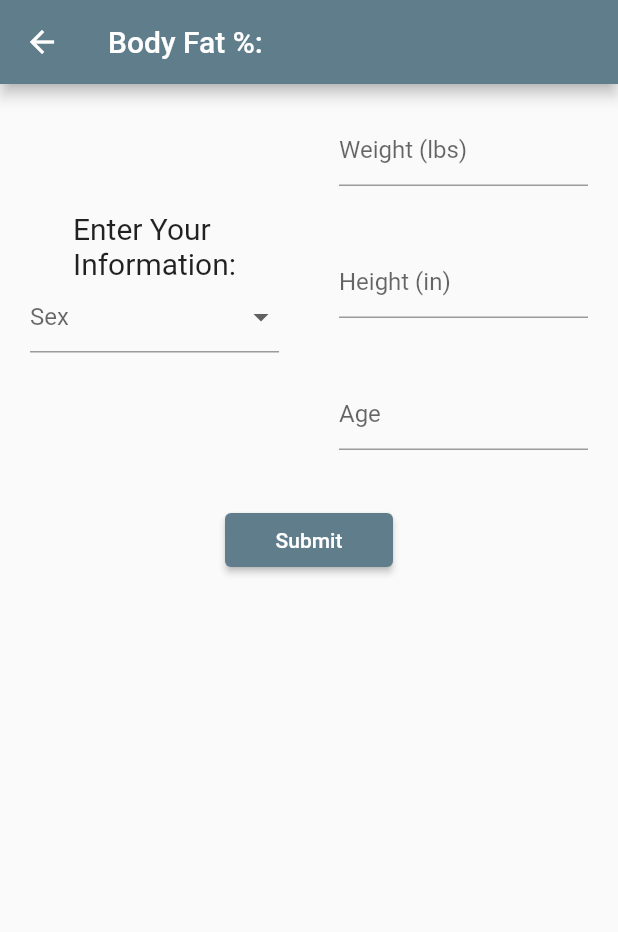
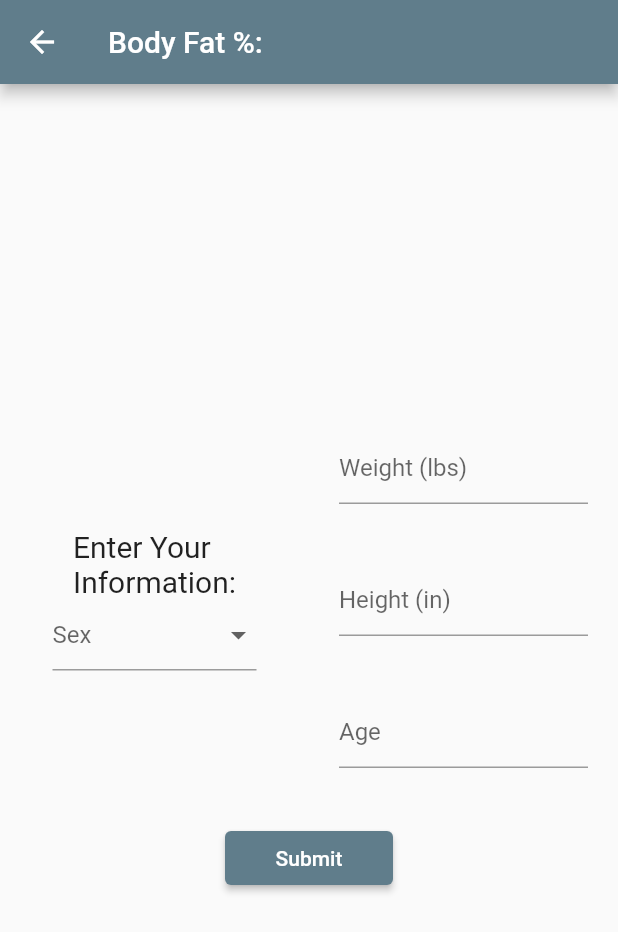
Before and after one commit to mikeraymond7/GitFit, a Flutter app: the BfpPage screen opened directly, on a phone screen of 412 x 824 dp. Shown: the top 932 px of the screen. Run offline on Flutter 3.47's test engine with Material 2 defaults, Android fonts, the light colour scheme and no system bars; our stand-ins replace sqflite; accounts and stored records are empty.

Commit message:
Minor Alignment Fixes

```diff
--- a/lib/ui/calcs/body_fat.dart
+++ b/lib/ui/calcs/body_fat.dart
@@ -24,14 +24,8 @@ class _BmiPageState extends State<BfpPage> {
         title: const Text('Body Fat %:'),
       ),
       body: Center(
-        child: Row(
-          mainAxisAlignment: MainAxisAlignment.center,
-          children: <Widget>[
-            Expanded(
+        heightFactor: 20.0,
         child: IoBfp(),
-            )
-          ],
-        ),
       ),
     );
   }
@@ -56,7 +50,9 @@ class IoBfp extends StatelessWidget {
     int fat = 0;
     int sex = 1;
 
-    return ListView(children: [
+    return ListView(
+      shrinkWrap: true,
+      children: [
         Row(
           children: [
             Expanded(
@@ -69,7 +65,7 @@ class IoBfp extends StatelessWidget {
                         style: TextStyle(fontSize: 20)),
                   ),
                   Padding(
-                  padding: const EdgeInsets.symmetric(horizontal: 20.0),
+                    padding: const EdgeInsets.symmetric(horizontal: 35.0),
                     child: DropdownButtonFormField(
                       items: const [
                         DropdownMenuItem(
@@ -157,7 +153,8 @@ class IoBfp extends StatelessWidget {
           ],
         ),
         Padding(
-        padding: const EdgeInsets.symmetric(vertical: 16.0, horizontal: 150.0),
+          padding:
+              const EdgeInsets.symmetric(vertical: 16.0, horizontal: 150.0),
           child: ElevatedButton(
             onPressed: () /*async*/ {
               if (_formKey.currentState!.validate()) {
@@ -196,7 +193,8 @@ class IoBfp extends StatelessWidget {
             },
             child: const Text('Submit'),
           ),
-      )
-    ]);
+        ),
+      ],
+    );
   }
 }
```
Also changed, not shown: lib/ui/calcs/body_mass.dart (+2 -7 lines). Lines whose indentation alone changed are shown as unchanged.
